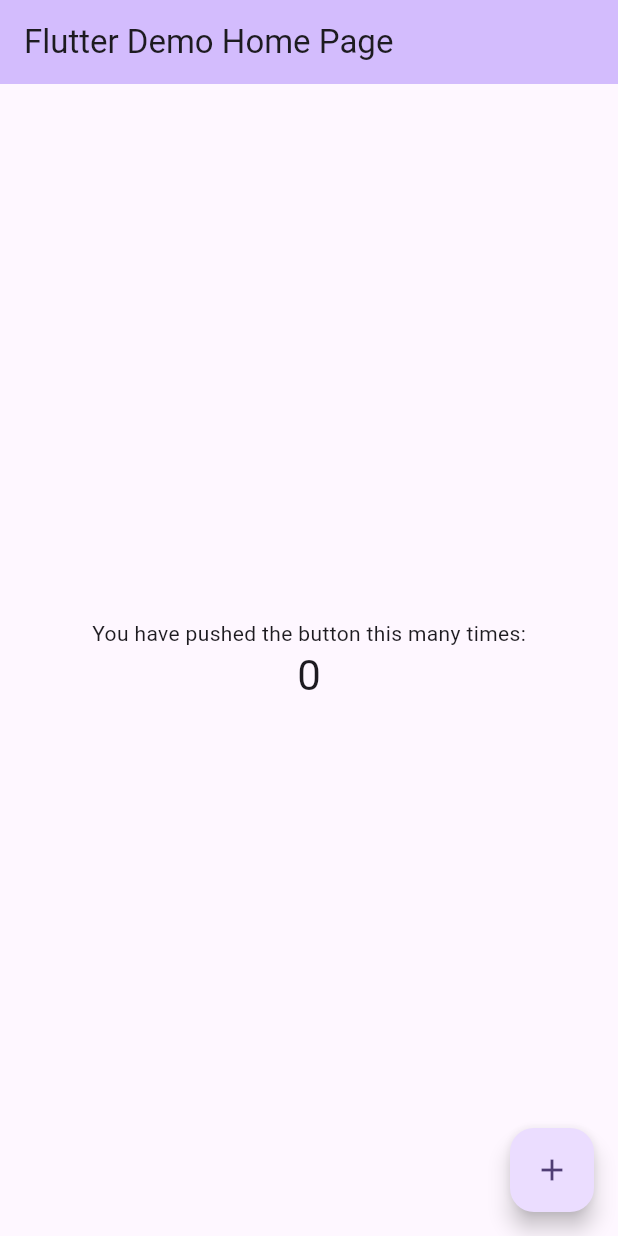
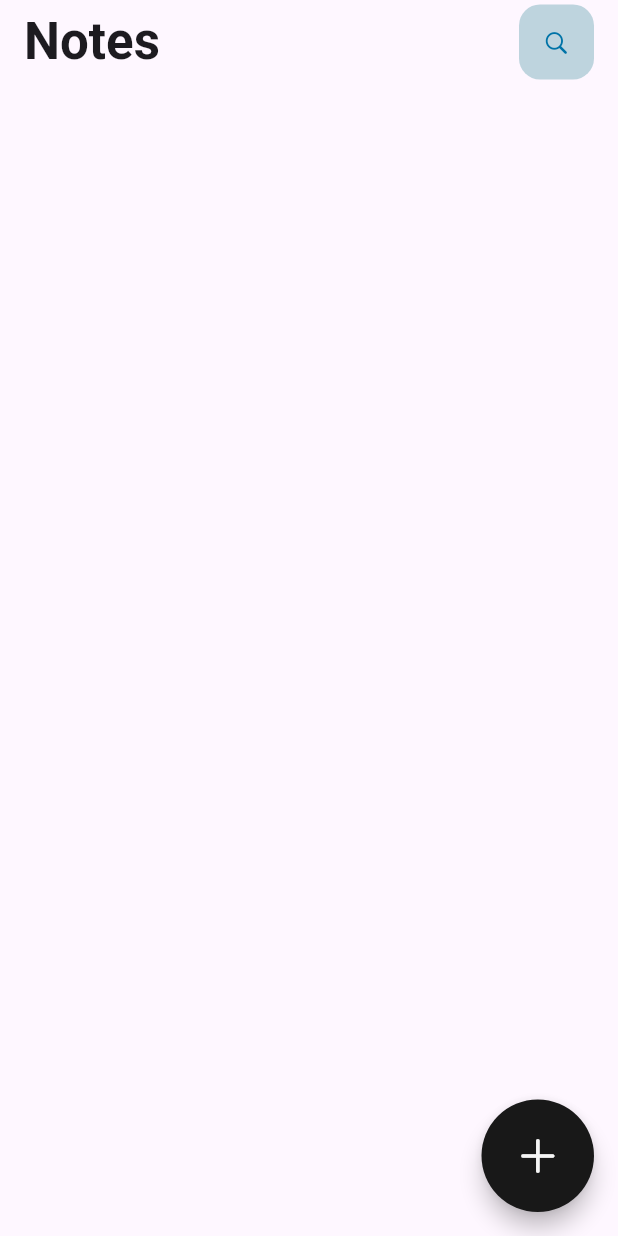
Before and after one commit to Laysanha/NotesFlutter, a Flutter app: the screen it shows after launch, on a phone screen of 412 x 824 dp. Run offline on Flutter 3.47's test engine with Material 3 defaults, Android fonts, the phone set to English and light mode, and no system bars; our stand-ins replace firebase_core; accounts and stored records are empty.

Commit message:
feat: Adicionado estilo na dashboard do aplicativo
- Implementado classes de estilos para a font-size e para as cores;
- Implementado button Flutuante;

```diff
--- /dev/null
+++ b/lib/constants/app_styles.dart
@@ -0,0 +1,21 @@
+import 'dart:ui';
+
+class FontSizeStyle {
+  static const double small =  12.0;
+  static const double medium =  16.0;
+  static const double large =  18.0;
+  static const double extraLarge =  24.0;
+  static const double title =  34.0;
+}
+
+class ColorStyle{
+  static const Color primaryBlue = Color(0xFF0073A7);
+  static const Color lightSkyBlue  = Color(0xFFBED4DE);
+  static const Color lightGray  = Color(0xFFF4F4F4);
+  //Text
+  static const Color primaryBlack = Color(0xFF181818);
+  //Status
+  static const Color statusOrange = Color(0xFF181818);
+  static const Color statusRed = Color(0xFF181818);
+  static const Color statusGreen = Color(0xFF181818);
+}
--- a/lib/main.dart
+++ b/lib/main.dart
@@ -1,5 +1,6 @@
 import 'package:firebase_core/firebase_core.dart';
 import 'package:flutter/material.dart';
+import 'package:notes_flutter/pages/dashboardNotes.dart';
 
 import 'firebase_options.dart';
 
@@ -23,55 +24,55 @@ class MyApp extends StatelessWidget {
         colorScheme: ColorScheme.fromSeed(seedColor: Colors.deepPurple),
         useMaterial3: true,
       ),
-      home: const MyHomePage(title: 'Flutter Demo Home Page'),
+      home: const DashboardNotes(),
     );
   }
 }
-
-class MyHomePage extends StatefulWidget {
-  const MyHomePage({super.key, required this.title});
-
-  final String title;
-
-  @override
-  State<MyHomePage> createState() => _MyHomePageState();
-}
-
-class _MyHomePageState extends State<MyHomePage> {
-  int _counter = 0;
-
-  void _incrementCounter() {
-    setState(() {
-      _counter++;
-    });
-  }
-
-  @override
-  Widget build(BuildContext context) {
-    return Scaffold(
-      appBar: AppBar(
-        backgroundColor: Theme.of(context).colorScheme.inversePrimary,
-        title: Text(widget.title),
-      ),
-      body: Center(
-        child: Column(
-          mainAxisAlignment: MainAxisAlignment.center,
-          children: <Widget>[
-            const Text(
-              'You have pushed the button this many times:',
-            ),
-            Text(
-              '$_counter',
-              style: Theme.of(context).textTheme.headlineMedium,
-            ),
-          ],
-        ),
-      ),
-      floatingActionButton: FloatingActionButton(
-        onPressed: _incrementCounter,
-        tooltip: 'Increment',
-        child: const Icon(Icons.add),
-      ),
-    );
-  }
-}
+//
+// class MyHomePage extends StatefulWidget {
+//   const MyHomePage({super.key, required this.title});
+//
+//   final String title;
+//
+//   @override
+//   State<MyHomePage> createState() => _MyHomePageState();
+// }
+//
+// class _MyHomePageState extends State<MyHomePage> {
+//   int _counter = 0;
+//
+//   void _incrementCounter() {
+//     setState(() {
+//       _counter++;
+//     });
+//   }
+//
+//   @override
+//   Widget build(BuildContext context) {
+//     return Scaffold(
+//       appBar: AppBar(
+//         backgroundColor: Theme.of(context).colorScheme.inversePrimary,
+//         title: Text(widget.title),
+//       ),
+//       body: Center(
+//         child: Column(
+//           mainAxisAlignment: MainAxisAlignment.center,
+//           children: <Widget>[
+//             const Text(
+//               'You have pushed the button this many times:',
+//             ),
+//             Text(
+//               '$_counter',
+//               style: Theme.of(context).textTheme.headlineMedium,
+//             ),
+//           ],
+//         ),
+//       ),
+//       floatingActionButton: FloatingActionButton(
+//         onPressed: _incrementCounter,
+//         tooltip: 'Increment',
+//         child: const Icon(Icons.add),
+//       ),
+//     );
+//   }
+// }
--- /dev/null
+++ b/lib/pages/dashboardNotes.dart
@@ -0,0 +1,67 @@
+import 'package:flutter/cupertino.dart';
+import 'package:flutter/material.dart';
+import 'package:notes_flutter/constants/app_styles.dart';
+
+class DashboardNotes extends StatefulWidget {
+  const DashboardNotes({super.key});
+
+  @override
+  State<DashboardNotes> createState() => _DashboardNotesState();
+}
+
+class _DashboardNotesState extends State<DashboardNotes> {
+  @override
+  Widget build(BuildContext context) {
+    return Scaffold(
+      appBar: AppBar(
+        title:
+        const Text(
+          "Notes",
+          style: TextStyle(
+            fontSize: FontSizeStyle.title,
+            fontWeight: FontWeight.bold
+          ),
+        ),
+        actions: [
+          Padding(
+            padding: const EdgeInsets.only(right: 16.0),
+            child: SizedBox(
+              width: 50,
+              height: 50,
+              child: TextButton(
+                onPressed: () => {},
+                style: TextButton.styleFrom(
+                  backgroundColor: ColorStyle.lightSkyBlue,
+                  shape: RoundedRectangleBorder(
+                    borderRadius: BorderRadius.circular(14.0),
+                  ),
+                  padding: EdgeInsets.zero,
+                ),
+                child: const Icon(
+                  CupertinoIcons.search,
+                  color: ColorStyle.primaryBlue,
+                ),
+              ),
+            ),
+          ),
+        ],
+      ),
+      body: const Center(),
+      floatingActionButton:
+        SizedBox(
+          width: 75,
+          height: 75,
+          child: FloatingActionButton(
+            backgroundColor: ColorStyle.primaryBlack,
+            onPressed: () {  },
+            shape: const CircleBorder(),
+            child: const Icon(
+              CupertinoIcons.plus,
+              size: 32,
+              color: ColorStyle.lightGray,
+            ),
+          ),
+      )
+    );
+  }
+}
```
